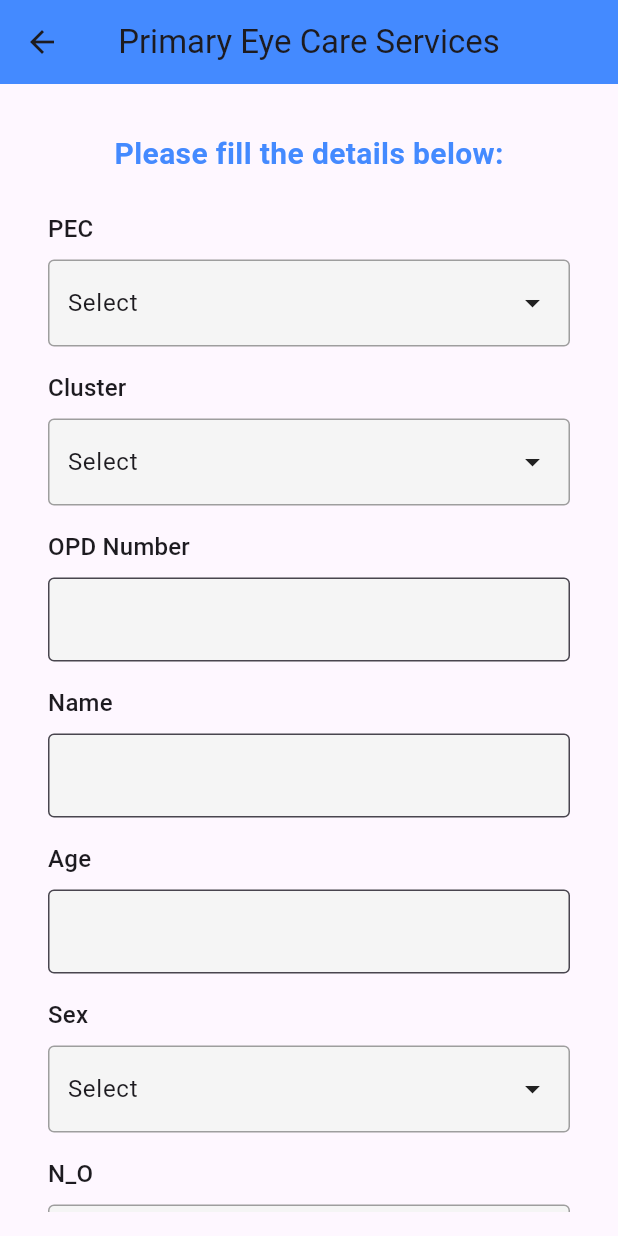
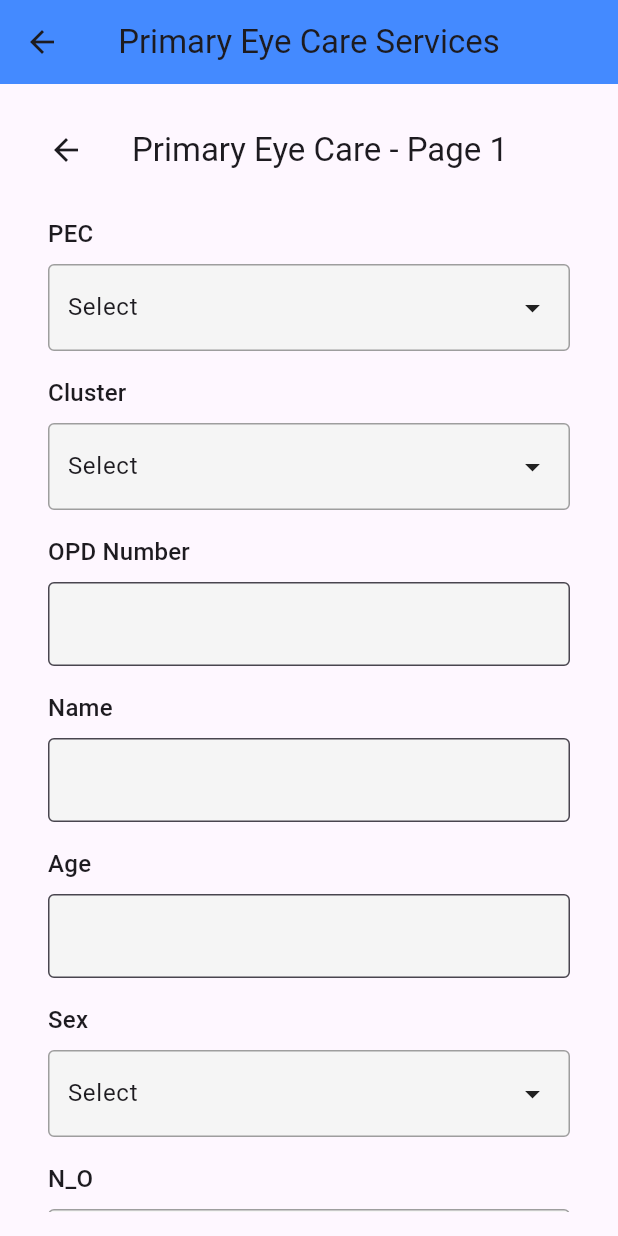
Before and after one commit to rajeshscomoph/myproject, a Flutter app: the FormPage screen opened directly, on a phone screen of 412 x 824 dp. Run offline on Flutter 3.47's test engine with Material 3 defaults, Android fonts, the phone set to English and light mode, and no system bars.

Commit message:
page1 & page 2 working well

```diff
--- a/lib/components/PEC/primary_eye_care_component.dart
+++ b/lib/components/PEC/primary_eye_care_component.dart
@@ -36,20 +36,20 @@ class _PrimaryEyeCareComponentState extends State<PrimaryEyeCareComponent> {
   final Map<String, List<String>> pecClusters = {
     'PEC-1': ['17-Trilokpuri'],
     'PEC-2': [
-      '44-Dharuhera',
+      '13-Nangli',
       '25-Mehrauli',
-      '13-Nangli',
       '31-Jaunapur',
       '32-Fatehpur Beri',
+      '44-Dharuhera',
       '49-Sarai Kale Khan',
     ],
     'PEC-3': [
+      '4-Sanjay Colony',
       '16-Jatkhor',
+      '34-Tauru',
+      '43-Janak puri',
+      '46-Patel Garden',
       '50-Sohna',
-      '34-Tauru',
-      '46-Patel Garden',
-      '43-Janak puri',
-      '4-Sanjay Colony',
     ],
     'PEC-4': [
       '36-Nangal Raya',
@@ -261,7 +261,7 @@ GlucomaSusLE: $_selectedGlucomaSusLE
             label: 'OPD Number',
             controller: _opdController,
             keyboardType: TextInputType.number,
-            min: 0,
+            min: 099999,
             max: 99999999,
           ),
           const SizedBox(height: 16),
--- /dev/null
+++ b/lib/components/PEC/primary_eye_care_first_page.dart
@@ -0,0 +1,278 @@
+import 'package:flutter/material.dart';
+import 'package:myproject/components/dropdown_component.dart';
+import 'primary_eye_care_second_page.dart';
+
+class PrimaryEyeCareFirstPage extends StatefulWidget {
+  const PrimaryEyeCareFirstPage({super.key});
+
+  @override
+  State<PrimaryEyeCareFirstPage> createState() =>
+      _PrimaryEyeCareFirstPageState();
+}
+
+class _PrimaryEyeCareFirstPageState extends State<PrimaryEyeCareFirstPage> {
+  final _formKey = GlobalKey<FormState>();
+
+  String? _selectedPec;
+  String? _selectedCluster;
+  String? _selectedSex;
+  String? _selectedNo;
+  String? _selectedChw;
+
+  final TextEditingController _placeController = TextEditingController();
+  final TextEditingController _opdController = TextEditingController();
+  final TextEditingController _nameController = TextEditingController();
+  final TextEditingController _ageController = TextEditingController();
+  final TextEditingController _phoneController = TextEditingController();
+
+  final Map<String, List<String>> pecClusters = {
+    'PEC-1': ['17-Trilokpuri'],
+    'PEC-2': [
+      '44-Dharuhera',
+      '25-Mehrauli',
+      '13-Nangli',
+      '31-Jaunapur',
+      '32-Fatehpur Beri',
+      '49-Sarai Kale Khan',
+    ],
+    'PEC-3': [
+      '16-Jatkhor',
+      '50-Sohna',
+      '34-Tauru',
+      '46-Patel Garden',
+      '43-Janak puri',
+      '4-Sanjay Colony',
+    ],
+    'PEC-4': [
+      '36-Nangal Raya',
+      '45-Chirag Delhi',
+      '39-Basant Gaon',
+      '52-Batla House',
+      '53-Garhi',
+      '54-Madipur',
+    ],
+    'PEC-5': ['47-Punjabi Bagh/SSMI', '55-Majnu ka Tila', '99-RIP/Camp'],
+  };
+
+  bool get showChwField => _selectedNo != "Old";
+
+  @override
+  void dispose() {
+    _placeController.dispose();
+    _opdController.dispose();
+    _nameController.dispose();
+    _ageController.dispose();
+    _phoneController.dispose();
+    super.dispose();
+  }
+
+  void _goToNextPage() {
+    if (_formKey.currentState!.validate()) {
+      Navigator.push(
+        context,
+        MaterialPageRoute(
+          builder: (_) => PrimaryEyeCareSecondPage(
+            selectedPec: _selectedPec!,
+            selectedCluster: _selectedCluster!,
+            place: _placeController.text.trim(),
+            opd: _opdController.text.trim(),
+            name: _nameController.text.trim(),
+            age: _ageController.text.trim(),
+            phone: _phoneController.text.trim(),
+            selectedSex: _selectedSex!,
+            selectedNo: _selectedNo!,
+            selectedChw: _selectedChw,
+          ),
+        ),
+      );
+    }
+  }
+
+  Widget buildDropdown({
+    required String label,
+    required String? selectedValue,
+    required List<String> items,
+    required ValueChanged<String?> onChanged,
+  }) {
+    return Column(
+      crossAxisAlignment: CrossAxisAlignment.start,
+      children: [
+        Text(label, style: Theme.of(context).textTheme.titleMedium),
+        const SizedBox(height: 8),
+        FormField<String>(
+          validator: (_) =>
+              selectedValue == null ? 'Please select $label' : null,
+          builder: (state) => Column(
+            crossAxisAlignment: CrossAxisAlignment.start,
+            children: [
+              CustomDropdownAttached(
+                items: items,
+                selectedValue: selectedValue,
+                onChanged: (value) {
+                  onChanged(value);
+                  state.didChange(value);
+                },
+              ),
+              if (state.hasError)
+                Padding(
+                  padding: const EdgeInsets.only(top: 5),
+                  child: Text(
+                    state.errorText!,
+                    style: TextStyle(
+                      color: Theme.of(context).colorScheme.error,
+                    ),
+                  ),
+                ),
+            ],
+          ),
+        ),
+      ],
+    );
+  }
+
+  Widget buildTextField({
+    required String label,
+    required TextEditingController controller,
+    TextInputType? keyboardType,
+    int? min,
+    int? max,
+  }) {
+    return Column(
+      crossAxisAlignment: CrossAxisAlignment.start,
+      children: [
+        Text(label, style: Theme.of(context).textTheme.titleMedium),
+        const SizedBox(height: 8),
+        TextFormField(
+          controller: controller,
+          keyboardType: keyboardType,
+          decoration: const InputDecoration(
+            border: OutlineInputBorder(),
+            filled: true,
+            fillColor: Color(0xFFF5F5F5),
+          ),
+          validator: (value) {
+            if (value == null || value.trim().isEmpty) {
+              return 'Please enter $label';
+            }
+            if (min != null && max != null) {
+              final number = int.tryParse(value.trim());
+              if (number == null) return '$label must be a number';
+              if (number < min || number > max) {
+                return '$label must be between $min and $max';
+              }
+            }
+            return null;
+          },
+        ),
+      ],
+    );
+  }
+
+  @override
+  Widget build(BuildContext context) {
+    return Scaffold(
+      appBar: AppBar(title: const Text('Primary Eye Care - Page 1')),
+      body: Form(
+        key: _formKey,
+        child: ListView(
+          padding: const EdgeInsets.all(16),
+          children: [
+            buildDropdown(
+              label: 'PEC',
+              selectedValue: _selectedPec,
+              items: pecClusters.keys.toList(),
+              onChanged: (value) {
+                setState(() {
+                  _selectedPec = value;
+                  _selectedCluster = null;
+                });
+              },
+            ),
+            const SizedBox(height: 16),
+
+            buildDropdown(
+              label: 'Cluster',
+              selectedValue: _selectedCluster,
+              items: _selectedPec != null ? pecClusters[_selectedPec!]! : [],
+              onChanged: (value) => setState(() => _selectedCluster = value),
+            ),
+            const SizedBox(height: 16),
+
+            if (_selectedCluster == '99-RIP/Camp') ...[
+              buildTextField(label: 'Place', controller: _placeController),
+              const SizedBox(height: 16),
+            ],
+
+            buildTextField(
+              label: 'OPD Number',
+              controller: _opdController,
+              keyboardType: TextInputType.number,
+              min: 0,
+              max: 99999999,
+            ),
+            const SizedBox(height: 16),
+
+            buildTextField(label: 'Name', controller: _nameController),
+            const SizedBox(height: 16),
+
+            buildTextField(
+              label: 'Age',
+              controller: _ageController,
+              keyboardType: TextInputType.number,
+              min: 0,
+              max: 100,
+            ),
+            const SizedBox(height: 16),
+
+            buildDropdown(
+              label: 'Sex',
+              selectedValue: _selectedSex,
+              items: ['Male', 'Female', 'Other'],
+              onChanged: (value) => setState(() => _selectedSex = value),
+            ),
+            const SizedBox(height: 16),
+
+            buildDropdown(
+              label: 'N_O',
+              selectedValue: _selectedNo,
+              items: ['New', 'Old'],
+              onChanged: (value) => setState(() => _selectedNo = value),
+            ),
+            const SizedBox(height: 16),
+
+            buildTextField(
+              label: 'Phone',
+              controller: _phoneController,
+              keyboardType: TextInputType.phone,
+              min: 999999999,
+              max: 9999999999,
+            ),
+            const SizedBox(height: 16),
+
+            if (showChwField) ...[
+              buildDropdown(
+                label: 'How do you know about PEC?',
+                selectedValue: _selectedChw,
+                items: ['Self', 'ASHA/Volunteer', 'Other'],
+                onChanged: (value) => setState(() => _selectedChw = value),
+              ),
+              const SizedBox(height: 16),
+            ],
+
+            const SizedBox(height: 24),
+            SizedBox(
+              height: 50,
+              child: ElevatedButton(
+                style: ElevatedButton.styleFrom(
+                  backgroundColor: Colors.blueAccent,
+                ),
+                onPressed: _goToNextPage,
+                child: const Text('Next', style: TextStyle(fontSize: 18)),
+              ),
+            ),
+          ],
+        ),
+      ),
+    );
+  }
+}
--- a/lib/pages/main_pages/app_specific/form_page.dart
+++ b/lib/pages/main_pages/app_specific/form_page.dart
@@ -1,5 +1,5 @@
 import 'package:flutter/material.dart';
-import 'package:myproject/components/PEC/primary_eye_care_component.dart';
+import 'package:myproject/components/PEC/primary_eye_care_first_page.dart';
 
 class FormPage extends StatefulWidget {
   const FormPage({super.key});
@@ -22,7 +22,8 @@ class _FormPageState extends State<FormPage> {
         padding: const EdgeInsets.all(16.0),
         child: Form(
           key: _formKey,
-          child: PrimaryEyeCareComponent(),
+          child: PrimaryEyeCareFirstPage(),
+
         ),
       ),
     );
--- a/lib/pages/main_pages/common_pages/forgot_password_page.dart
+++ b/lib/pages/main_pages/common_pages/forgot_password_page.dart
@@ -24,7 +24,7 @@ class _ForgotPasswordPageState extends State<ForgotPasswordPage> {
     });
 
     try {
-      // TODO: replace with your real API call
+
       await Future.delayed(const Duration(seconds: 2));
 
       _showDialog('A reset link has been sent if the account exists.');
```
Also changed, not shown: lib/components/PEC/primary_eye_care_second_page.dart (added, +295 -0 lines), 1 other file.
